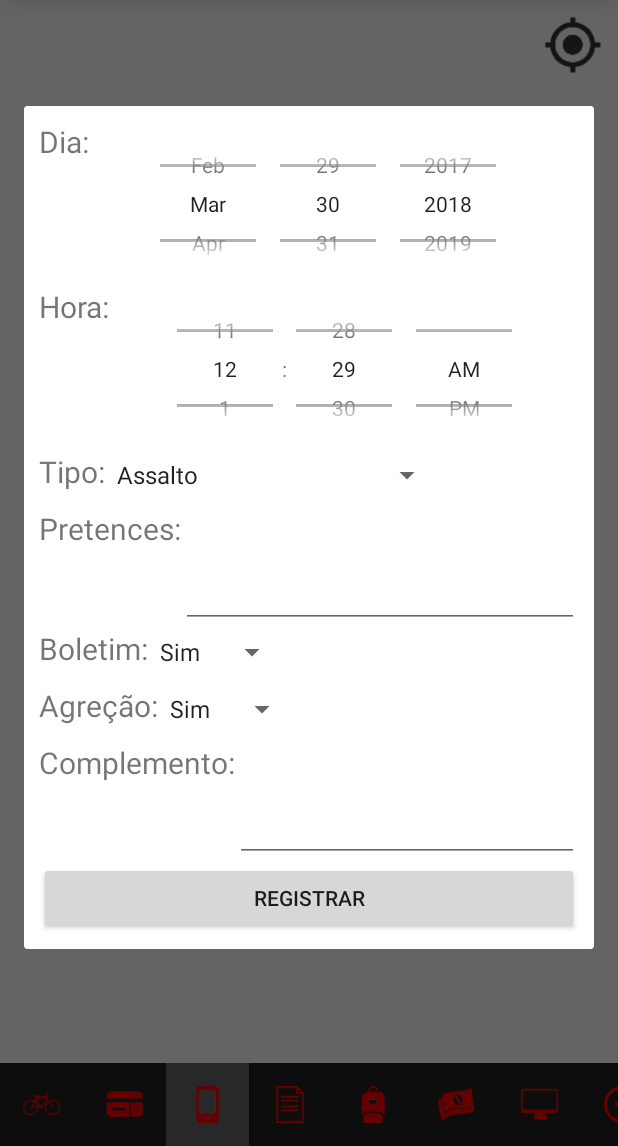
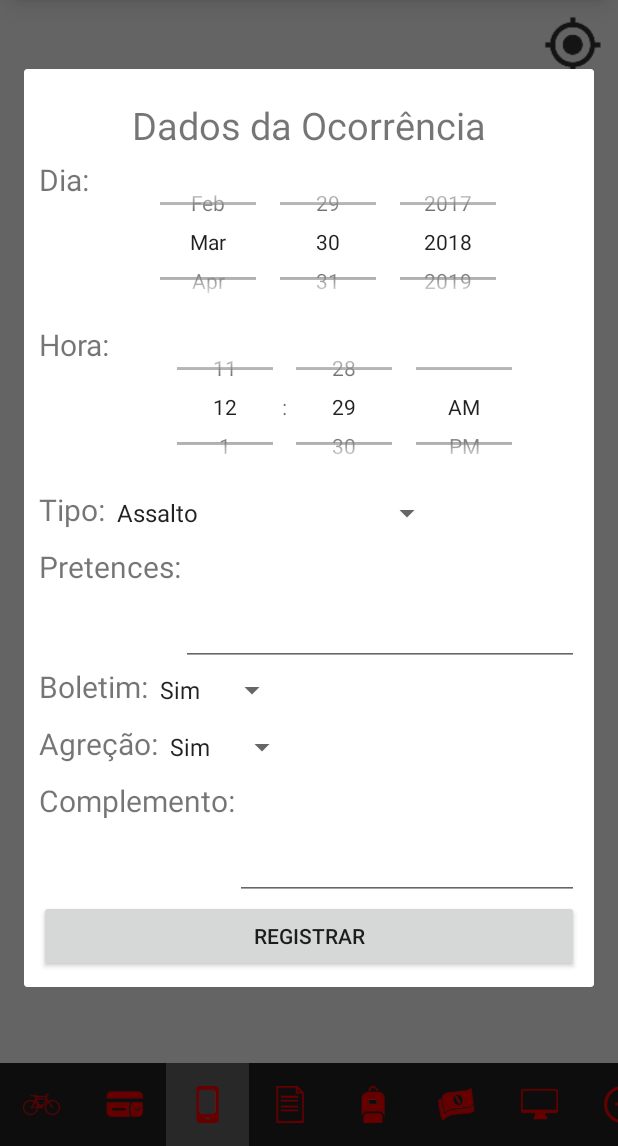
Before and after one commit to Raky1/SaferouteApp, an Android app: the screen it shows after launch (MainActivity), in the side drawer, after a tap on "Fui Roubado", on a phone screen of 412 x 824 dp, the part 90-1236 px from its top. Run offline under Robolectric (Android 15) with nearby library versions, the phone set to English and light mode, and no system bars.

Commit message:
telas arrumadas salvando para mudar os dialogs para activitys

```diff
--- a/app/src/main/AndroidManifest.xml
+++ b/app/src/main/AndroidManifest.xml
@@ -11,6 +11,7 @@
     <uses-permission android:name="android.permission.ACCESS_FINE_LOCATION" />
     <uses-permission android:name="android.permission.ACCESS_COARSE_LOCATION" />
     <uses-permission android:name="android.permission.INTERNET" />
+    <uses-permission android:name="android.permission.ACCESS_NETWORK_STATE" />
 
     <application
         android:allowBackup="true"
--- /dev/null
+++ b/app/src/main/java/me/saferoute/saferouteapp/DAO/AsyncResponse.java
@@ -0,0 +1,5 @@
+package me.saferoute.saferouteapp.DAO;
+
+public interface AsyncResponse {
+    void processFinish(String result);
+}
--- /dev/null
+++ b/app/src/main/java/me/saferoute/saferouteapp/DAO/OcorrenciaDAO.java
@@ -0,0 +1,4 @@
+package me.saferoute.saferouteapp.DAO;
+
+public class OcorrenciaDAO {
+}
--- a/app/src/main/java/me/saferoute/saferouteapp/MainActivity.java
+++ b/app/src/main/java/me/saferoute/saferouteapp/MainActivity.java
@@ -1,6 +1,9 @@
 package me.saferoute.saferouteapp;
 
+import android.content.Context;
 import android.graphics.Color;
+import android.net.ConnectivityManager;
+import android.net.NetworkInfo;
 import android.os.Bundle;
 import android.support.v4.app.FragmentManager;
 import android.support.v4.app.FragmentTransaction;
@@ -30,21 +33,19 @@ import me.saferoute.saferouteapp.Tools.Validacao;
 public class MainActivity extends AppCompatActivity
         implements NavigationView.OnNavigationItemSelectedListener {
 
-    //Login
+    //Login persist
     private Usuario user = null;
-
-
 
     private MapsFragment mapsFragment;
     private FragmentManager fragmentManager;
 
-    //scroll and map
+    //scroll and mapbtn
     private LinearLayout linearLayout;
     private ImageView btnBicicleta, btnCartao, btnCel, btnDocumento, btnMochila, btnMoney, btnPc, btnPlus;
     private ImageView btnGps;
     private AutoCompleteTextView txtSearch;
 
-    //Dialog
+    //Dialogs
     private AlertDialog dialogLogin, dialogOcorrencia, dialogDicas, dialogPrivacidade, dialogSobre;
 
     //login screen
@@ -62,6 +63,12 @@ public class MainActivity extends AppCompatActivity
     protected void onCreate(Bundle savedInstanceState) {
         super.onCreate(savedInstanceState);
         setContentView(R.layout.activity_main);
+
+        //Verifica conectividade com internet
+        ConnectivityManager connMgr = (ConnectivityManager) getSystemService(Context.CONNECTIVITY_SERVICE);
+        NetworkInfo networkInfo = connMgr.getActiveNetworkInfo();
+        if(networkInfo == null || !networkInfo.isConnected())
+            finish();
 
         //searchs
         txtSearch = (AutoCompleteTextView) findViewById(R.id.txtSearch);
@@ -118,6 +125,7 @@ public class MainActivity extends AppCompatActivity
             public void onClick(View view) {
                 if(Validacao.CheckEmail(txtEmail_login.getText().toString())) {
                     if (Validacao.CheckSenha(txtSenha_login.getText().toString())) {
+
                         dialogLogin.dismiss();
                     } else {
                         txtSenha_login.requestFocus();
@@ -179,6 +187,9 @@ public class MainActivity extends AppCompatActivity
         view = getLayoutInflater().inflate(R.layout.dialog_sobre, null);
         builder.setView(view);
         dialogSobre = builder.create();
+
+        //****************************************************************************************************************************
+
     }
 
 
--- a/app/src/main/res/layout/dialog_ocorrencia.xml
+++ b/app/src/main/res/layout/dialog_ocorrencia.xml
@@ -12,19 +12,32 @@
         android:scrollbarAlwaysDrawVerticalTrack="true"
         android:scrollbars="vertical">
 
+        <!-- Titulo -->
+        <TextView
+            android:id="@+id/ocorrencia_titulo"
+            android:layout_width="wrap_content"
+            android:layout_height="wrap_content"
+            android:textSize="@dimen/text_title_size"
+            android:layout_marginTop="10dp"
+            android:layout_marginBottom="5dp"
+            android:text="@string/ocorrencia_titulo"
+            android:layout_centerHorizontal="true"/>
+
         <!-- Dia -->
         <TextView
             android:id="@+id/txtview_dia"
             android:layout_width="wrap_content"
             android:layout_height="wrap_content"
+            android:layout_below="@+id/ocorrencia_titulo"
             android:text="@string/ocorrencia_dia"
-            android:textSize="20sp"/>
+            android:textSize="@dimen/text_type_size"/>
 
         <DatePicker
             android:id="@+id/datePicker"
             android:layout_width="match_parent"
             android:layout_height="110dp"
             android:layout_toEndOf="@+id/txtview_dia"
+            android:layout_below="@+id/ocorrencia_titulo"
             android:calendarViewShown="false"
             android:datePickerMode="spinner"
             android:spinnersShown="true" />
@@ -36,7 +49,7 @@
             android:layout_height="wrap_content"
             android:layout_below="@+id/datePicker"
             android:text="@string/ocorrencia_hora"
-            android:textSize="20sp" />
+            android:textSize="@dimen/text_type_size"/>
 
         <TimePicker
             android:id="@+id/timePicker"
@@ -54,7 +67,7 @@
             android:layout_height="wrap_content"
             android:layout_below="@+id/timePicker"
             android:text="@string/ocorrencia_tipo"
-            android:textSize="20sp" />
+            android:textSize="@dimen/text_type_size"/>
 
         <Spinner
             android:id="@+id/spinnerTipo"
@@ -72,7 +85,7 @@
             android:layout_height="wrap_content"
             android:layout_below="@+id/spinnerTipo"
             android:text="@string/ocorrencia_pertences"
-            android:textSize="20sp" />
+            android:textSize="@dimen/text_type_size"/>
 
         <EditText
             android:id="@+id/txtPertences"
@@ -89,7 +102,7 @@
             android:layout_height="wrap_content"
             android:layout_below="@+id/txtPertences"
             android:text="@string/ocorrencia_boletim"
-            android:textSize="20sp" />
+            android:textSize="@dimen/text_type_size"/>
 
         <Spinner
             android:id="@+id/spinnerBoletim"
@@ -107,7 +120,7 @@
             android:layout_height="wrap_content"
             android:layout_below="@+id/spinnerBoletim"
             android:text="@string/ocorrencia_agrecao"
-            android:textSize="20sp" />
+            android:textSize="@dimen/text_type_size"/>
 
         <Spinner
             android:id="@+id/spinnerAgrecao"
@@ -125,7 +138,7 @@
             android:layout_height="wrap_content"
             android:layout_below="@+id/spinnerAgrecao"
             android:text="@string/ocorrencia_complemento"
-            android:textSize="20sp" />
+            android:textSize="@dimen/text_type_size"/>
 
         <EditText
             android:id="@+id/txtComplemento"
--- a/app/src/main/res/values/dimens.xml
+++ b/app/src/main/res/values/dimens.xml
@@ -7,4 +7,9 @@
     <dimen name="fab_margin">16dp</dimen>
     <dimen name="padding_icon_filtro">15dp</dimen>
     <dimen name="size_icon_filtro">55dp</dimen>
+
+
+    <dimen name="text_title_size">25sp</dimen>
+    <dimen name="text_type_size">20sp</dimen>
+    <dimen name="text_info_size">15sp</dimen>
 </resources>
```
Also changed, not shown: app/src/main/java/me/saferoute/saferouteapp/DAO/RequestData.java (added, +20 -0 lines), app/src/main/java/me/saferoute/saferouteapp/DAO/UsuarioDAO.java (added, +20 -0 lines), app/src/main/java/me/saferoute/saferouteapp/Model/Usuario.java (+17 -12 lines), app/src/main/res/layout/dialog_dicas.xml (+25 -8 lines), app/src/main/res/layout/dialog_privacidade.xml (+27 -8 lines), app/src/main/res/layout/dialog_sobre.xml (+19 -3 lines), app/src/main/res/values/strings.xml (+1 -36 lines), app/src/main/res/values/textos.xml (added, +28 -0 lines).
